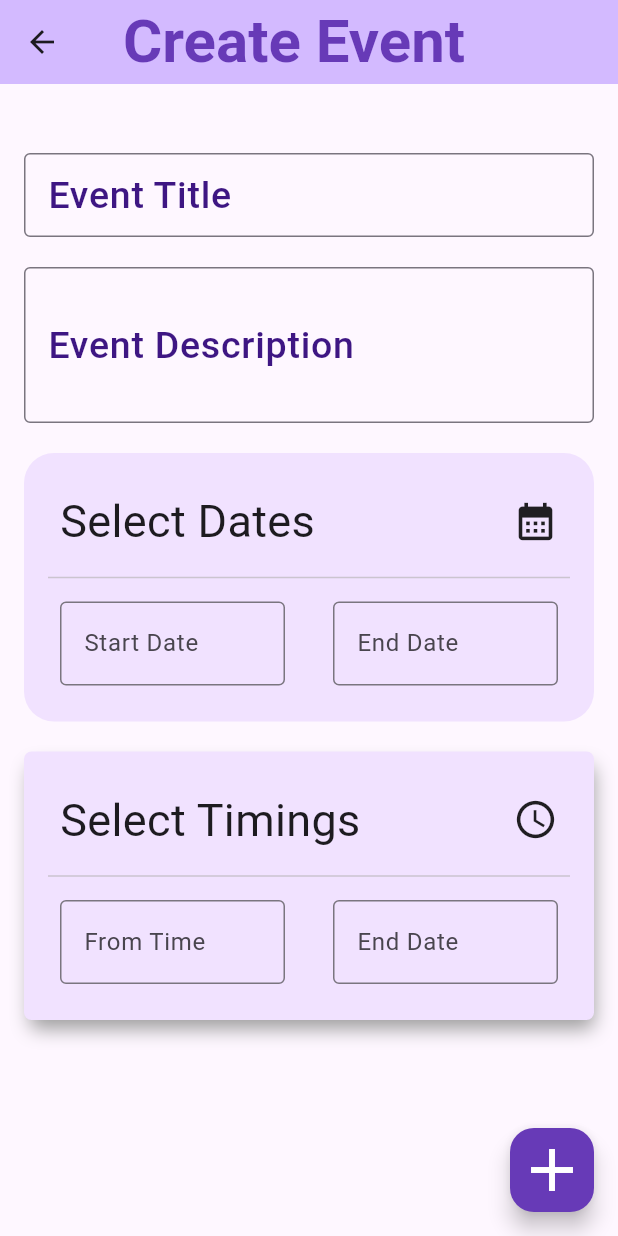
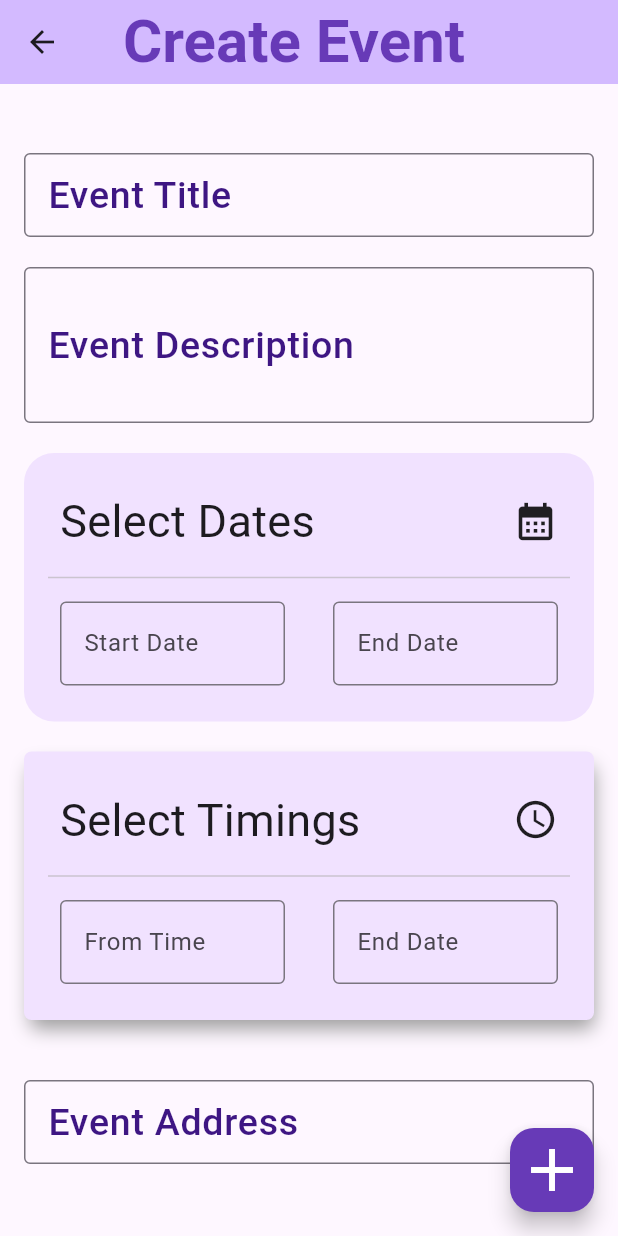
Before and after one commit to anuragdandge/id_generator, a Flutter app: the AdminHome screen opened directly, after a tap on "Create Event", on a phone screen of 412 x 824 dp. Run offline on Flutter 3.47's test engine with Material 2 defaults, Android fonts, the phone set to English and light mode, and no system bars; our stand-ins replace cloud_firestore, connectivity, firebase_auth, firebase_core, firebase_storage, flutter_svg and 10 more; missing offline and left inert: encrypt, flutter_barcode_scanner, mac_address, mobile_scanner, mongo_dart; accounts and stored records are empty.

Commit message:
Added Creating Event & Fetching Events from DB Functionlity

```diff
--- a/lib/pages/adminHome.dart
+++ b/lib/pages/adminHome.dart
@@ -2,6 +2,8 @@
 
 import 'package:flutter/material.dart';
 import 'package:flutter_svg/svg.dart';
+import 'package:get/get.dart';
+import 'package:id_generator/pages/viewEvents.dart';
 
 import '../animations/slideRight.dart';
 import 'createEventScreen.dart';
@@ -28,8 +30,15 @@ class _AdminHomeState extends State<AdminHome> {
               margin: EdgeInsets.all(16.0),
               width: double.infinity,
               decoration: BoxDecoration(
-                  color: Colors.purple[100],
-                  borderRadius: BorderRadius.circular(10)),
+                  color: Colors.white,
+                  borderRadius: BorderRadius.circular(10),
+                  boxShadow: const [
+                    BoxShadow(
+                        color: Colors.grey,
+                        blurRadius: 10,
+                        spreadRadius: -2,
+                        offset: Offset(0, 10))
+                  ]),
               child: Column(
                 children: [
                   SvgPicture.asset(
@@ -53,8 +62,9 @@ class _AdminHomeState extends State<AdminHome> {
                           const MaterialStatePropertyAll(Size.fromHeight(50.0)),
                     ),
                     onPressed: () {
-                      Navigator.push(context,
-                          SlideRightRoute(page: const CreateEventScreen()));
+                      // Navigator.push(context,
+                      //     SlideRightRoute(page: const CreateEventScreen()));
+                      Get.to(() => const CreateEventScreen());
                     },
                     child: const Text(
                       " Create Event ",
@@ -65,50 +75,60 @@ class _AdminHomeState extends State<AdminHome> {
               ),
             ),
           ),
-          // Container(
-          //   margin: const EdgeInsets.all(10),
-          //   padding: const EdgeInsets.all(10),
-          //   height: 250,
-          //   width: double.infinity,
-          //   decoration: const BoxDecoration(
-          //     color: Color.fromARGB(255, 225, 225, 225),
-          //     borderRadius: BorderRadius.all(
-          //       Radius.circular(10),
-          //     ),
-          //   ),
-          // )
+          Center(
+            child: Container(
+              padding: EdgeInsets.all(24.0),
+              margin: EdgeInsets.all(16.0),
+              width: double.infinity,
+              decoration: BoxDecoration(
+                  color: Colors.white,
+                  borderRadius: BorderRadius.circular(10),
+                  boxShadow: const [
+                    BoxShadow(
+                        color: Colors.grey,
+                        blurRadius: 10,
+                        spreadRadius: -2,
+                        offset: Offset(0, 10))
+                  ]),
+              child: Column(
+                children: [
+                  SvgPicture.asset(
+                    './assets/images/viewEvents.svg',
+                    height: 150,
+                    width: double.infinity,
+                  ),
+                  const SizedBox(
+                    height: 24,
+                  ),
+                  ElevatedButton(
+                    style: ButtonStyle(
+                      shape: MaterialStatePropertyAll(
+                        RoundedRectangleBorder(
+                          borderRadius: BorderRadius.circular(10.0),
+                        ),
+                      ),
+                      backgroundColor:
+                          const MaterialStatePropertyAll(Colors.white),
+                      minimumSize:
+                          const MaterialStatePropertyAll(Size.fromHeight(50.0)),
+                    ),
+                    onPressed: () {
+                      // Navigator.push(context,
+                      //     SlideRightRoute(page: const ViewEventsScreen()));
+                      Get.to(() => const ViewEventsScreen());
+                    },
+                    child: const Text(
+                      " View Events  ",
+                      style: TextStyle(fontSize: 25),
+                    ),
+                  )
+                ],
+              ),
+            ),
+          ),
         ],
       ),
-      floatingActionButton: FloatingActionButton(
-        tooltip: 'Add Event ', // used by assistive technologies
-        onPressed: () {
-          showDialog(
-              context: context,
-              builder: (BuildContext context) {
-                return SizedBox(
-                  child: AlertDialog(
-                    title: const Text(" Select Date "),
-                    content: SizedBox(
-                      height: 300,
-                      width: double.infinity,
-                      child: DateRangePickerDialog(
-                          firstDate: DateTime.now(), lastDate: DateTime(2090)),
-                    ),
-                    actions: [
-                      TextButton(
-                          onPressed: () => Navigator.pop(context),
-                          child: const Text("Close "))
-                    ],
-                  ),
-                );
-              });
-          // showDateRangePicker(
-          //     context: context,
-          //     firstDate: DateTime.now(),
-          //     lastDate: DateTime(2090));
-        },
-        child: const Icon(Icons.edit_calendar),
-      ),
+      //
     );
   }
 }
--- a/lib/pages/createEventScreen.dart
+++ b/lib/pages/createEventScreen.dart
@@ -1,5 +1,10 @@
+import 'package:cloud_firestore/cloud_firestore.dart';
+import 'package:firebase_core/firebase_core.dart';
 import 'package:flutter/material.dart';
+import 'package:get/get.dart';
+import 'package:id_generator/pages/adminHome.dart';
 import 'package:intl/intl.dart';
+import 'package:uuid/uuid.dart';
 
 import '../animations/slideRight.dart';
 
@@ -17,6 +22,8 @@ class _CreateEventScreenState extends State<CreateEventScreen> {
   TextEditingController endDate = TextEditingController();
   TextEditingController startTime = TextEditingController();
   TextEditingController endTime = TextEditingController();
+  TextEditingController address = TextEditingController();
+  final _formKey = GlobalKey<FormState>();
   DateTime _selectedTime = DateTime.now();
 
   @override
@@ -69,6 +76,7 @@ class _CreateEventScreenState extends State<CreateEventScreen> {
       ),
       body: SingleChildScrollView(
         child: Form(
+          key: _formKey,
           child: Padding(
             padding: const EdgeInsets.all(16.0),
             child: Column(
@@ -76,6 +84,14 @@ class _CreateEventScreenState extends State<CreateEventScreen> {
               children: [
                 const SizedBox(height: 30),
                 TextFormField(
+                  controller: eventTitle,
+                  validator: (value) {
+                    if (value == null || value.isEmpty) {
+                      return 'Please Enter Title  ';
+                    }
+                    return null;
+                  },
+                  keyboardType: TextInputType.text,
                   decoration: const InputDecoration(
                     border: OutlineInputBorder(),
                     label: Text(
@@ -90,6 +106,14 @@ class _CreateEventScreenState extends State<CreateEventScreen> {
                 ),
                 const SizedBox(height: 20),
                 TextFormField(
+                  validator: (value) {
+                    if (value == null || value.isEmpty) {
+                      return 'Please enter Description ';
+                    }
+                    return null;
+                  },
+                  controller: eventDescription,
+                  keyboardType: TextInputType.text,
                   maxLines: 3,
                   decoration: const InputDecoration(
                     border: OutlineInputBorder(),
@@ -138,8 +162,15 @@ class _CreateEventScreenState extends State<CreateEventScreen> {
                           children: [
                             SizedBox(
                               width: 150,
-                              child: TextField(
+                              child: TextFormField(
                                 controller: startDate,
+                                validator: (value) {
+                                  if (value == null || value.isEmpty) {
+                                    return 'Please Select Date  ';
+                                  }
+                                  return null;
+                                },
+                                keyboardType: TextInputType.text,
                                 readOnly: true,
                                 onTap: () async {
                                   DateTime? pickedDate = await showDatePicker(
@@ -166,8 +197,15 @@ class _CreateEventScreenState extends State<CreateEventScreen> {
                             ),
                             SizedBox(
                               width: 150,
-                              child: TextField(
+                              child: TextFormField(
                                 controller: endDate,
+                                validator: (value) {
+                                  if (value == null || value.isEmpty) {
+                                    return 'Please Select Date  ';
+                                  }
+                                  return null;
+                                },
+                                keyboardType: TextInputType.text,
                                 readOnly: true,
                                 onTap: () async {
                                   DateTime? pickedDate = await showDatePicker(
@@ -240,8 +278,14 @@ class _CreateEventScreenState extends State<CreateEventScreen> {
                           children: [
                             SizedBox(
                               width: 150,
-                              child: TextField(
+                              child: TextFormField(
                                 controller: startTime,
+                                validator: (value) {
+                                  if (value == null || value.isEmpty) {
+                                    return 'Please Select Time';
+                                  }
+                                  return null;
+                                },
                                 readOnly: true,
                                 onTap: () => _selectTime(context, "startTime"),
                                 decoration: const InputDecoration(
@@ -251,8 +295,14 @@ class _CreateEventScreenState extends State<CreateEventScreen> {
                             ),
                             SizedBox(
                               width: 150,
-                              child: TextField(
+                              child: TextFormField(
                                 controller: endTime,
+                                validator: (value) {
+                                  if (value == null || value.isEmpty) {
+                                    return 'Please Select Time';
+                                  }
+                                  return null;
+                                },
                                 readOnly: true,
                                 onTap: () => _selectTime(context, "endTime"),
                                 decoration: const InputDecoration(
@@ -269,43 +319,55 @@ class _CreateEventScreenState extends State<CreateEventScreen> {
                 const SizedBox(
                   height: 40,
                 ),
-                // ElevatedButton(
-                //   style: ButtonStyle(
-                //     shape: MaterialStatePropertyAll(
-                //       RoundedRectangleBorder(
-                //         borderRadius: BorderRadius.circular(10.0),
-                //       ),
-                //     ),
-                //     elevation: MaterialStatePropertyAll(20),
-                //     foregroundColor: MaterialStatePropertyAll(Colors.white),
-                //     backgroundColor: const MaterialStatePropertyAll(
-                //         Color.fromARGB(255, 160, 105, 199)),
-                //     minimumSize:
-                //         const MaterialStatePropertyAll(Size.fromHeight(50.0)),
-                //   ),
-                //   onPressed: () {
-                //     const SnackBar(
-                //       content: Text(" Event Created !!! "),
-                //     );
-                //   },
-                //   child: const Text(
-                //     " Create Event ",
-                //     style: TextStyle(fontSize: 25),
-                //   ),
-                // )
+                TextFormField(
+                  controller: address,
+                  validator: (value) {
+                    if (value == null || value.isEmpty) {
+                      return 'Please Enter Address ';
+                    }
+                    return null;
+                  },
+                  keyboardType: TextInputType.text,
+                  decoration: const InputDecoration(
+                    border: OutlineInputBorder(),
+                    label: Text(
+                      "Event Address ",
+                      style: TextStyle(
+                        fontSize: 25,
+                        fontWeight: FontWeight.w500,
+                        color: Color.fromARGB(255, 62, 22, 131),
+                      ),
+                    ),
+                  ),
+                ),
               ],
             ),
           ),
         ),
       ),
       floatingActionButton: FloatingActionButton(
-        onPressed: () {},
-        child: Icon(
+        onPressed: () async {
+          if (_formKey.currentState!.validate()) {
+            CollectionReference collRef =
+                FirebaseFirestore.instance.collection('events');
+            collRef.add({
+              'uuid': Uuid().v4(),
+              'eventTitle': eventTitle.text,
+              'eventDescription': eventDescription.text,
+              'eventStartDate': startDate.text,
+              'eventEndDate': endDate.text,
+              'eventStartTime': startTime.text,
+              'eventEndTime': endTime.text,
+              'address': address.text,
+            });
+          }
+        },
+        backgroundColor: Colors.deepPurple,
+        foregroundColor: Colors.white,
+        child: const Icon(
           Icons.add,
           size: 48,
         ),
-        backgroundColor: Colors.deepPurple,
-        foregroundColor: Colors.white,
       ),
     );
   }
```
Also changed, not shown: lib/Widgets/eventListWidget.dart (added, +116 -0 lines), lib/pages/viewEvents.dart (added, +291 -0 lines), assets/images/viewEvents.svg (added).
